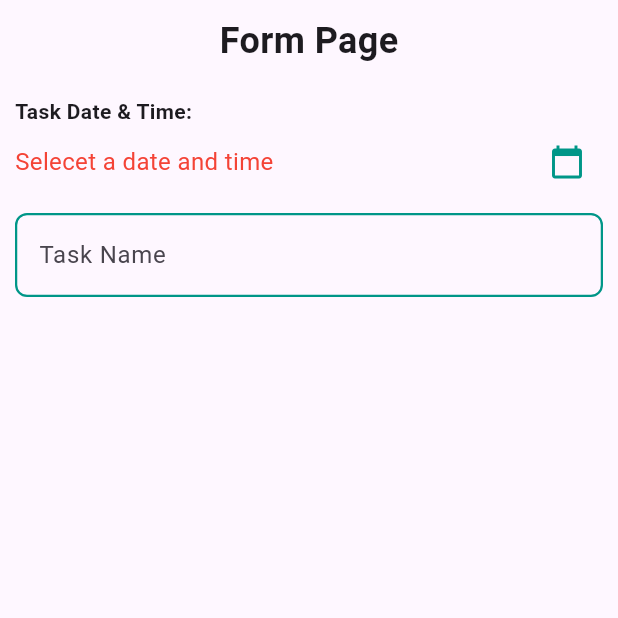
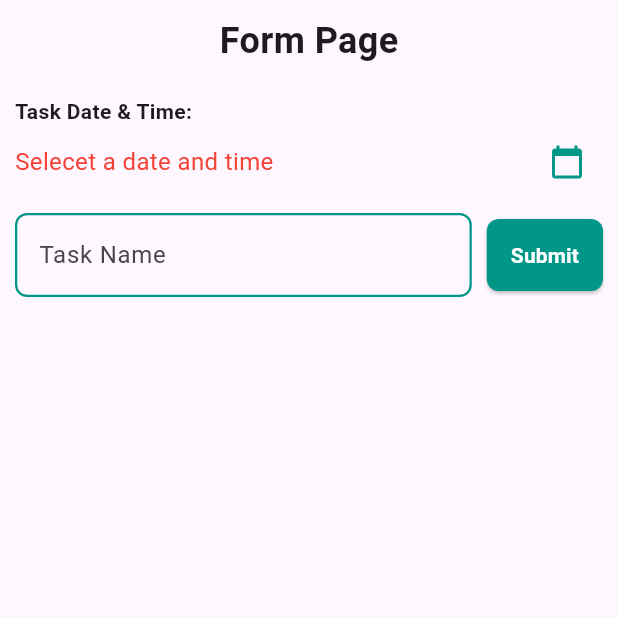
Before and after one commit to Rangga857/TodoApp_0150, a Flutter app: the screen it shows after launch, on a phone screen of 412 x 824 dp, the top half of it. Run offline on Flutter 3.47's test engine with Material 3 defaults, Android fonts, the phone set to English and light mode, and no system bars.

Commit message:
Add button submit

```diff
--- a/lib/todoapp.dart
+++ b/lib/todoapp.dart
@@ -197,7 +197,24 @@ class _TodoPageState extends State<TodoPage> {
                           }
                           return null;
                         },
-                      ) ,)
+                      ),
+                    ),
+                    SizedBox(width: 10),
+                    ElevatedButton(
+                      style: ElevatedButton.styleFrom(
+                        backgroundColor: Colors.teal,
+                        foregroundColor: Colors.white,
+                        padding: const EdgeInsets.symmetric(horizontal: 16, vertical: 14),
+                        shape: RoundedRectangleBorder(
+                          borderRadius: BorderRadius.circular(8),
+                        ),
+                      ),
+                      onPressed: addData,
+                      child: const Text(
+                        "Submit",
+                        style: TextStyle(fontWeight: FontWeight.bold),
+                      ),
+                    ),
                   ],
                 )
               )
```
